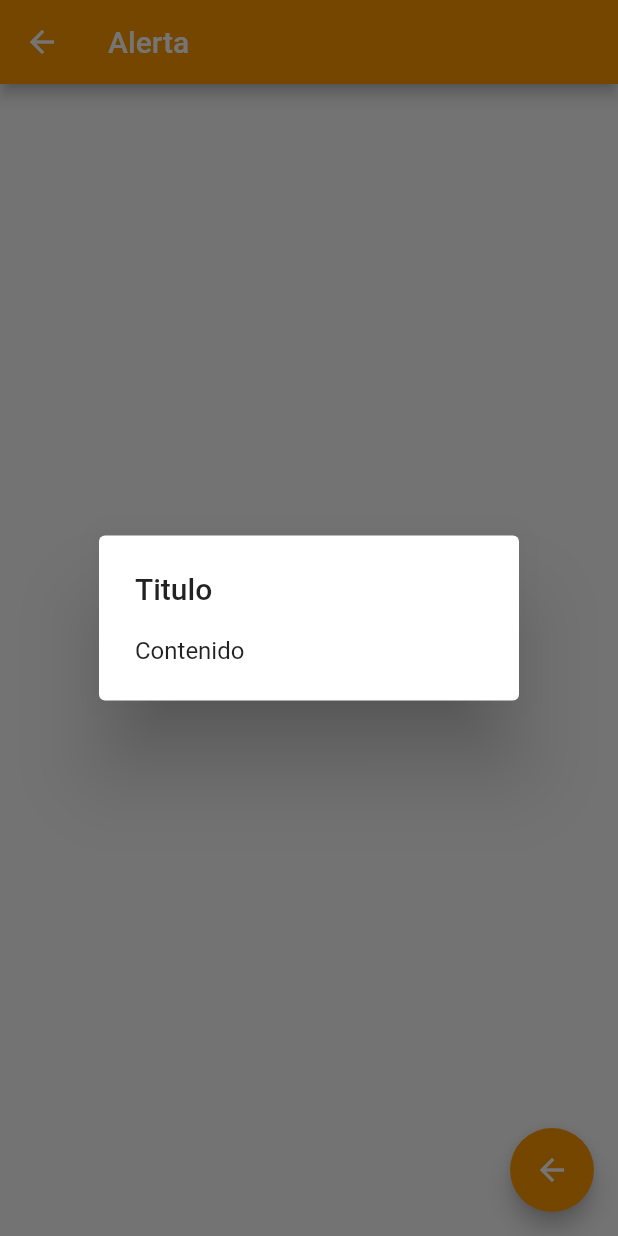
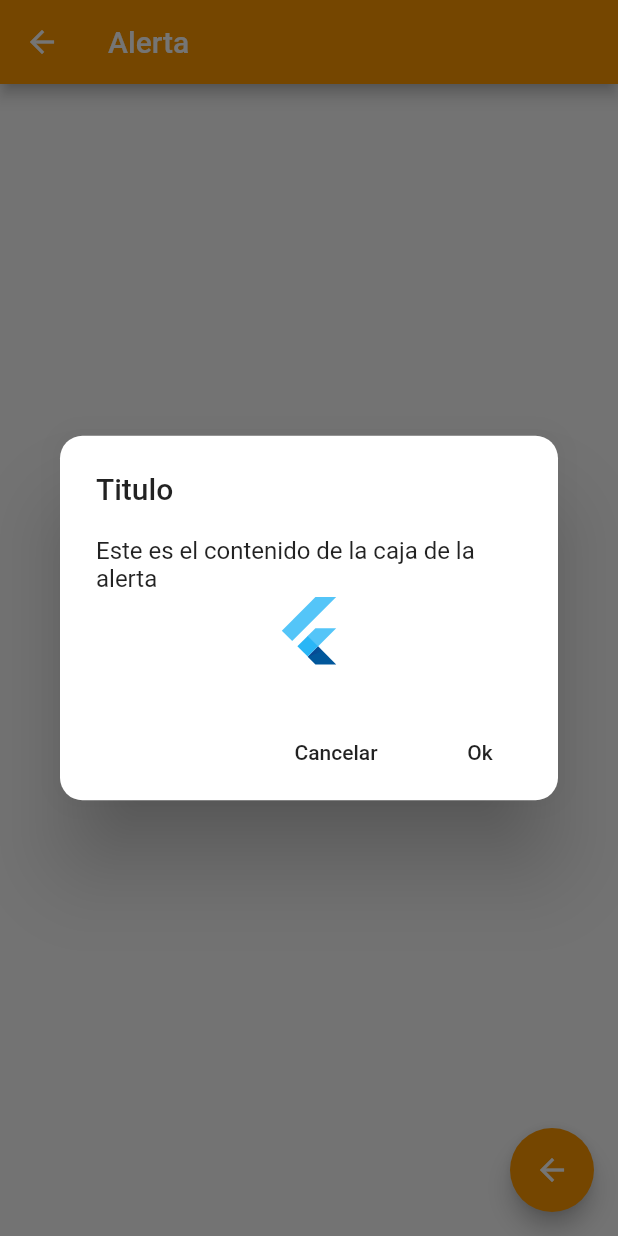
Before and after one commit to macor003/Flutter, a Flutter app: the AlertPage screen opened by its route, after a tap on "Mostrar Alerta", on a phone screen of 412 x 824 dp. Run offline on Flutter 3.47's test engine with Material 2 defaults, Android fonts, the phone set to English and light mode, and no system bars.

Commit message:
Se practica con alertas y tarjetas. Se comienza un poco con Avatars

```diff
--- a/Section-6/componentes/lib/src/pages/alert_page.dart
+++ b/Section-6/componentes/lib/src/pages/alert_page.dart
@@ -1,3 +1,4 @@
+import 'package:flutter/cupertino.dart';
 import 'package:flutter/material.dart';
 
 class AlertPage extends StatelessWidget {
@@ -28,14 +29,33 @@ class AlertPage extends StatelessWidget {
 
   void _mostrarAlerta(BuildContext context) {
     showDialog(
-      context: context,
-      barrierDismissible: true,
-      builder: (context){
-        return AlertDialog(
-          title: Text('Titulo'),
-          content: Text('Contenido'),
-        );
-      }
-    );
+        context: context,
+        barrierDismissible: false,
+        builder: (context) {
+          return AlertDialog(
+            title: Text('Titulo'),
+            shape: RoundedRectangleBorder(borderRadius: BorderRadius.circular(15.0)),
+            content: Column(
+              mainAxisSize: MainAxisSize.min,
+              mainAxisAlignment: MainAxisAlignment.end,
+              children: <Widget>[
+                Text('Este es el contenido de la caja de la alerta'),
+                FlutterLogo(
+                  size: 50.0,
+                )
+              ],
+            ),
+            actions: <Widget>[
+              FlatButton(
+                child: Text("Cancelar"),
+                onPressed: () {},
+              ),
+              FlatButton(
+                onPressed: () => Navigator.of(context).pop(),
+                child: Text("Ok"),
+              )
+            ],
+          );
+        });
   }
 }
--- a/Section-6/componentes/lib/src/pages/avatar_page.dart
+++ b/Section-6/componentes/lib/src/pages/avatar_page.dart
@@ -7,6 +7,12 @@ class AvatarPage extends StatelessWidget {
       appBar: AppBar(
         title: Text('Avatar'),
         backgroundColor: Colors.orange,
+        actions: <Widget>[
+          CircleAvatar(
+            child: Text("MO"),
+            backgroundColor: Colors.brown,
+          )
+        ],
       ),
     );
   }
```
Also changed, not shown: Section-6/componentes/lib/src/pages/card_page.dart (+26 -5 lines), Section-6/componentes/pubspec.lock.
